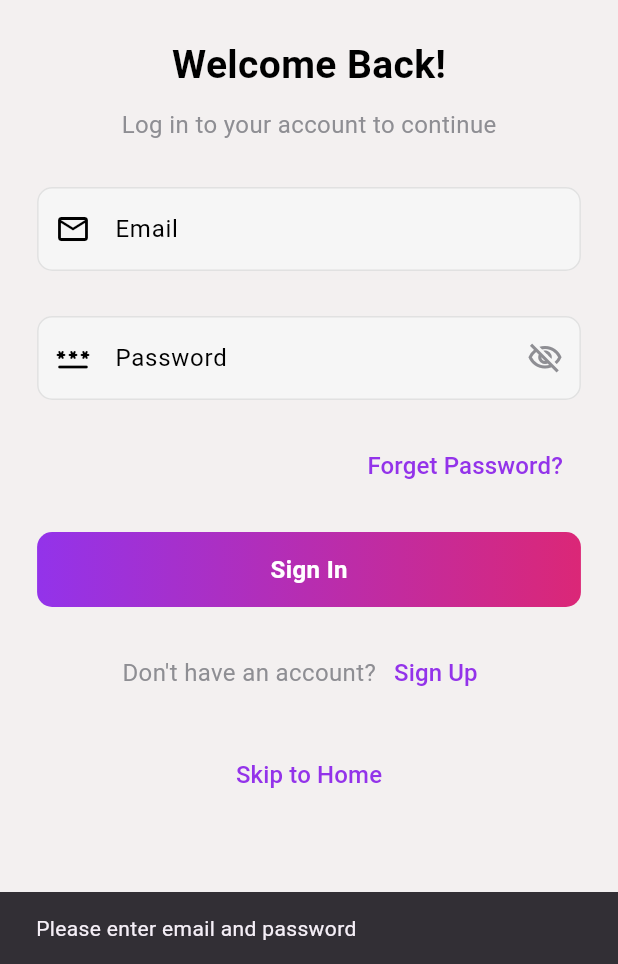
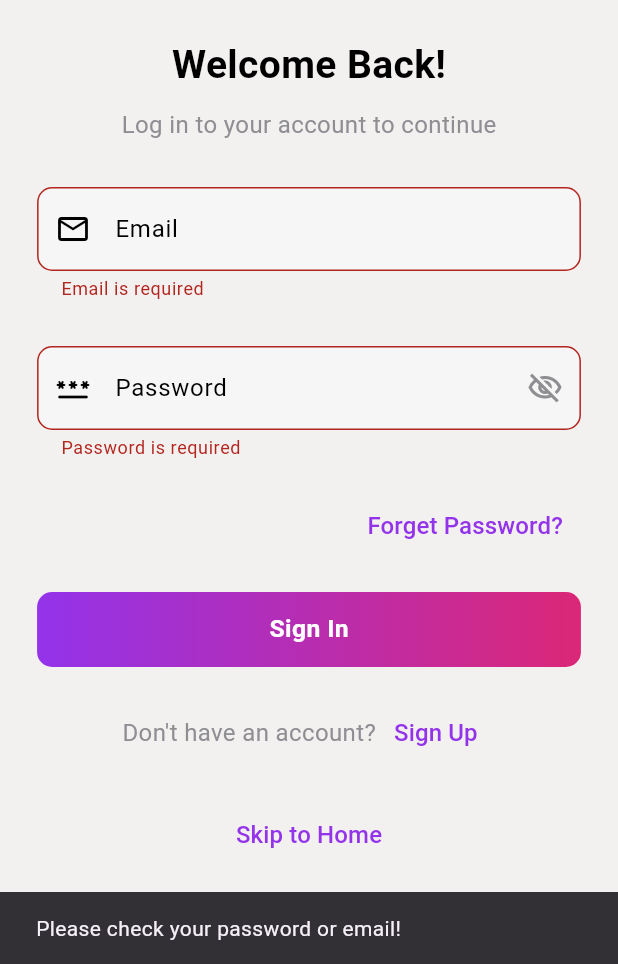
Before and after one commit to Sokmeak/DICE-MobileApp, a Flutter app: the SignInScreen screen opened by its route, after a tap on "Sign In", on a phone screen of 412 x 824 dp, the part 272-1236 px from its top. Run offline on Flutter 3.47's test engine with Material 3 defaults, Android fonts, the phone set to English and light mode, and no system bars; our stand-ins replace animate_do; Roboto replaces fonts that are missing (poppins-normal).

Commit message:
Validator

```diff
--- /dev/null
+++ b/lib/core/models/users.dart
@@ -0,0 +1,28 @@
+class User {
+  final String id;
+  final String name;
+  final String email;
+  final String password;
+  final String? image;
+  final String confirmPassword;
+
+  User({
+    required this.id,
+    required this.name,
+    required this.email,
+    required this.password,
+    required this.confirmPassword,
+    this.image,
+  });
+
+  Map<String, dynamic> toMap() {
+    return {
+      'id': id,
+      'name': name,
+      'email': email,
+      'password': password,
+      'confirmPassword': confirmPassword,
+      'image': image,
+    };
+  }
+}
--- /dev/null
+++ b/lib/core/utils/validation_log.dart
@@ -0,0 +1,41 @@
+class ValidationLog {
+  // validate name
+  static String? validateName(String? value) {
+    if (value == null || value.trim().isEmpty) {
+      return 'Name is required';
+    }
+    if (value.trim().length < 2) {
+      return 'Name must be at least 2 characters';
+    }
+    return null;
+  }
+
+  // validate email
+  static String? validateEmail(String? value) {
+    if (value == null || value.trim().isEmpty) {
+      return 'Email is required';
+    }
+
+    final emailRegex = RegExp(r'^[^@]+@[^@]+\.[^@]+');
+    if (!emailRegex.hasMatch(value.trim())) {
+      return 'Enter a valid email';
+    }
+
+    return null;
+  }
+
+  // validate password with special characters
+  static String? validatePassword(String? value) {
+    if (value == null || value.trim().isEmpty) {
+      return 'Password is required';
+    }
+
+    // Password must contain at least one letter and one number and one special character
+    final passwordRegex = RegExp(
+        r'^(?=.*[a-zA-Z])(?=.*\d)(?=.*[@$!%*#?&])[A-Za-z\d@$!%*#?&]{8,}$');
+    if (!passwordRegex.hasMatch(value)) {
+      return 'Password must contain at least one special character\n and one number';
+    }
+    return null;
+  }
+}
--- a/lib/core/widgets/button_custom.dart
+++ b/lib/core/widgets/button_custom.dart
@@ -4,8 +4,8 @@ class ButtonCustom extends StatelessWidget {
   final String text;
   final Color color;
   final Color textColor;
-  final double width;
-  final double height;
+  final double? width;
+  final double? height;
   final double borderRadius;
   final Color? borderColor;
   final double borderWidth;
@@ -14,23 +14,23 @@ class ButtonCustom extends StatelessWidget {
   final VoidCallback onPressed;
   final IconData? leftIcon;
   final IconData? rightIcon;
-  final double iconSize;
-  final double fontSize;
+  final double? iconSize;
+  final double? fontSize;
   final List<Color>? gradientColors;
 
   const ButtonCustom({
     super.key,
     required this.text,
     required this.onPressed,
-    this.width = double.infinity,
-    this.height = 50,
+    this.width,
+    this.height,
     this.borderRadius = 20,
     this.color = const Color(0xFFEE6019),
     this.textColor = Colors.white,
     this.leftIcon,
     this.rightIcon,
-    this.iconSize = 20,
-    this.fontSize = 16,
+    this.iconSize,
+    this.fontSize,
     this.borderColor,
     this.borderWidth = 1.0,
     this.elevation = 4.0,
@@ -40,11 +40,19 @@ class ButtonCustom extends StatelessWidget {
 
   @override
   Widget build(BuildContext context) {
+    final screenWidth = MediaQuery.of(context).size.width;
+
+    // Responsive fallback values
+    final resolvedWidth = width ?? screenWidth * 0.8;
+    final resolvedHeight = height ?? screenWidth * 0.12;
+    final resolvedFontSize = fontSize ?? screenWidth * 0.04;
+    final resolvedIconSize = iconSize ?? screenWidth * 0.05;
+
     return GestureDetector(
       onTap: onPressed,
       child: Container(
-        width: width,
-        height: height,
+        width: resolvedWidth,
+        height: resolvedHeight,
         decoration: BoxDecoration(
           gradient: gradientColors != null
               ? LinearGradient(
@@ -73,7 +81,7 @@ class ButtonCustom extends StatelessWidget {
             mainAxisSize: MainAxisSize.min,
             children: [
               if (leftIcon != null) ...[
-                Icon(leftIcon, color: textColor, size: iconSize),
+                Icon(leftIcon, color: textColor, size: resolvedIconSize),
                 const SizedBox(width: 8),
               ],
               Flexible(
@@ -82,7 +90,7 @@ class ButtonCustom extends StatelessWidget {
                   style: TextStyle(
                     color: textColor,
                     fontWeight: FontWeight.bold,
-                    fontSize: fontSize,
+                    fontSize: resolvedFontSize,
                     fontFamily: 'poppins-normal',
                   ),
                   overflow: TextOverflow.ellipsis,
@@ -90,7 +98,7 @@ class ButtonCustom extends StatelessWidget {
               ),
               if (rightIcon != null) ...[
                 const SizedBox(width: 8),
-                Icon(rightIcon, color: textColor, size: iconSize),
+                Icon(rightIcon, color: textColor, size: resolvedIconSize),
               ],
             ],
           ),
--- a/lib/core/widgets/text_field_custom.dart
+++ b/lib/core/widgets/text_field_custom.dart
@@ -13,6 +13,7 @@ class TextFieldCustom extends StatelessWidget {
   final Color? backgroundColor;
   final Widget? prefixIconWidget;
   final Widget? suffixIconWidget;
+  final String? Function(String?)? validator;
 
   const TextFieldCustom({
     super.key,
@@ -28,6 +29,7 @@ class TextFieldCustom extends StatelessWidget {
     this.backgroundColor,
     this.prefixIconWidget,
     this.suffixIconWidget,
+    this.validator,
   });
 
   @override
@@ -39,8 +41,9 @@ class TextFieldCustom extends StatelessWidget {
 
     return Padding(
       padding: const EdgeInsets.symmetric(vertical: 10),
-      child: TextField(
+      child: TextFormField(
         controller: controller,
+        validator: validator,
         obscureText: isPassword,
         keyboardType: keyboardType,
         style: TextStyle(
--- a/lib/features/auth/screens/sign_in_screen.dart
+++ b/lib/features/auth/screens/sign_in_screen.dart
@@ -1,6 +1,7 @@
 import 'package:flutter/material.dart';
 import 'package:product_dice/core/config/get_start_images.dart';
 import 'package:product_dice/core/theme/colors.dart';
+import 'package:product_dice/core/utils/validation_log.dart';
 import 'package:product_dice/core/widgets/button_custom.dart';
 import 'package:product_dice/core/widgets/text_field_custom.dart';
 
@@ -12,6 +13,7 @@ class SignInScreen extends StatefulWidget {
 }
 
 class _SignInScreenState extends State<SignInScreen> {
+  final GlobalKey<FormState> _formKey = GlobalKey<FormState>();
   final emailController = TextEditingController();
   final passwordController = TextEditingController();
   bool isPasswordVisible = false;
@@ -28,6 +30,8 @@ class _SignInScreenState extends State<SignInScreen> {
           horizontal: screenWidth * 0.06,
           vertical: screenHeight * 0.1,
         ),
+        child: Form(
+          key: _formKey,
           child: Column(
             children: [
               Center(
@@ -64,6 +68,7 @@ class _SignInScreenState extends State<SignInScreen> {
               // Email field with SVG icon
               TextFieldCustom(
                 label: 'Email',
+                validator: ValidationLog.validateEmail,
                 controller: emailController,
                 isPassword: false,
                 hintText: 'Enter your email',
@@ -74,6 +79,7 @@ class _SignInScreenState extends State<SignInScreen> {
               // Password field with toggle visibility
               TextFieldCustom(
                 label: 'Password',
+                validator: ValidationLog.validatePassword,
                 controller: passwordController,
                 isPassword: !isPasswordVisible,
                 hintText: 'Enter your password',
@@ -121,20 +127,16 @@ class _SignInScreenState extends State<SignInScreen> {
                 elevation: 0,
                 borderRadius: 10,
                 onPressed: () {
-                // Add user need input
-                final email = emailController.text;
-                final password = passwordController.text;
-
-                if (email.isEmpty || password.isEmpty) {
-                  // Show error message
+                  if (_formKey.currentState!.validate()) {
+                    // Form is valid
+                    Navigator.of(context).pushNamed('/landing');
+                  } else {
+                    // Invalid fields will show error
                     ScaffoldMessenger.of(context).showSnackBar(
                       const SnackBar(
-                      content: Text('Please enter email and password'),
+                        content: Text('Please check your password or email!'),
                       ),
                     );
-                  return;
-                } else {
-                  Navigator.of(context).pushNamed('/landing');
                   }
                 },
               ),
@@ -183,6 +185,7 @@ class _SignInScreenState extends State<SignInScreen> {
             ],
           ),
         ),
+      ),
     );
   }
 }
```
Also changed, not shown: lib/features/auth/screens/sign_up_screen.dart (+21 -1 lines). Lines whose indentation alone changed are shown as unchanged.
